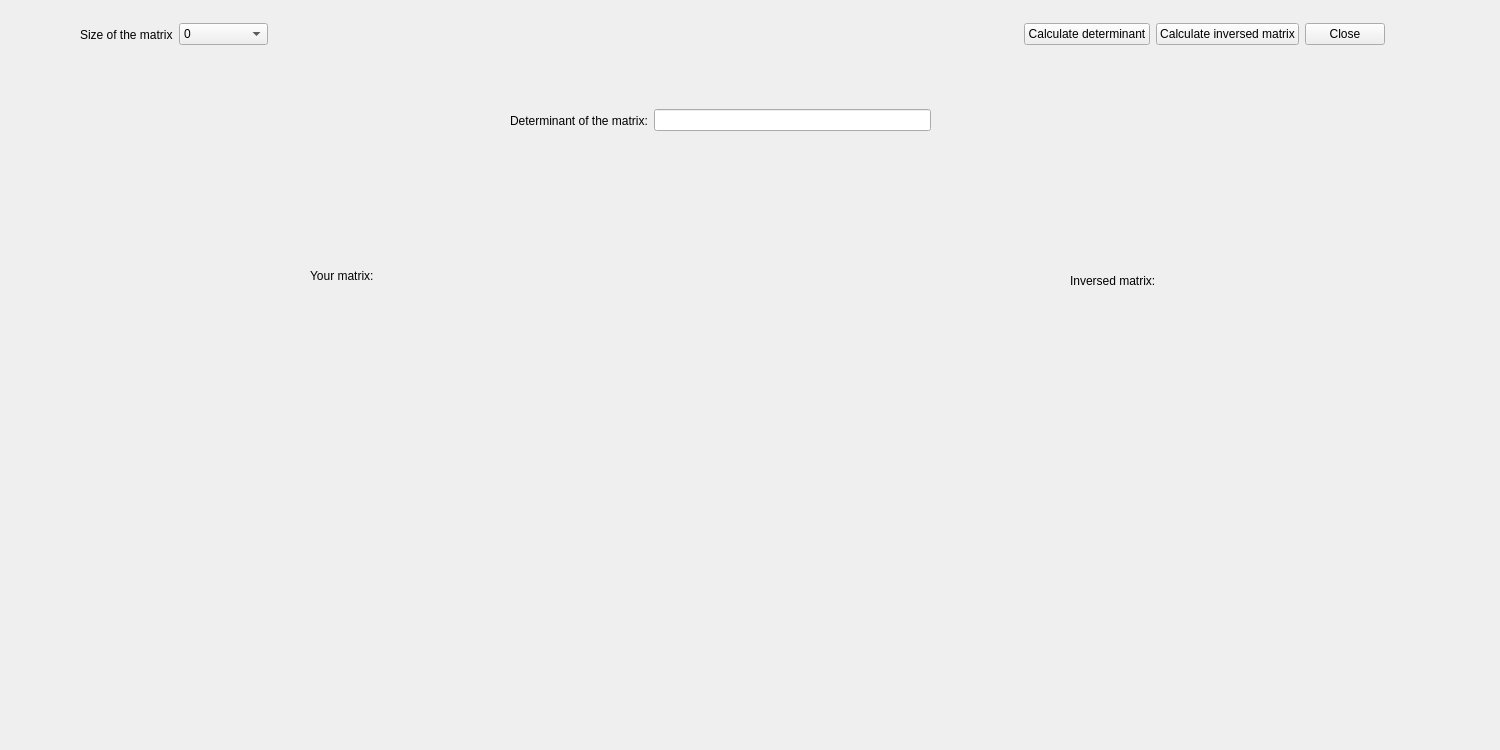
DeepL1x/CourseWork, file DetAndInverseMtrx/mainwindow.ui: the form before one commit.
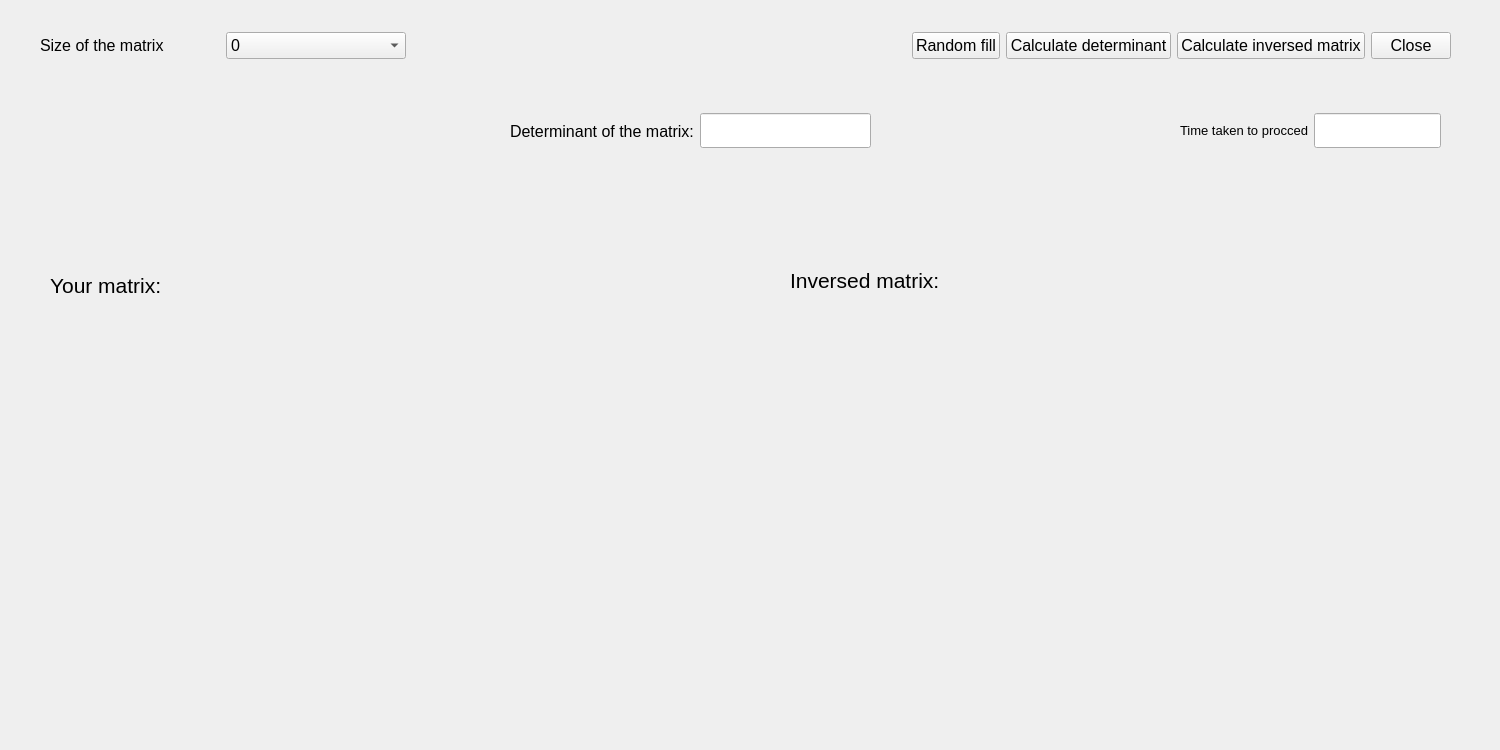
The form after the commit.

Commit message: Added random filling of matrix

Diff of the .ui file:
```diff
--- a/DetAndInverseMtrx/mainwindow.ui
+++ b/DetAndInverseMtrx/mainwindow.ui
@@ -38,12 +38,17 @@
    <widget class="QLabel" name="yourMtrxLabel">
     <property name="geometry">
      <rect>
-      <x>310</x>
-      <y>260</y>
-      <width>91</width>
+      <x>50</x>
+      <y>270</y>
+      <width>151</width>
       <height>31</height>
      </rect>
     </property>
+    <property name="font">
+     <font>
+      <pointsize>16</pointsize>
+     </font>
+    </property>
     <property name="text">
      <string>Your matrix:</string>
     </property>
@@ -51,12 +56,17 @@
    <widget class="QLabel" name="inverseMtrxLabel">
     <property name="geometry">
      <rect>
-      <x>1070</x>
+      <x>790</x>
       <y>260</y>
-      <width>101</width>
+      <width>201</width>
       <height>41</height>
      </rect>
     </property>
+    <property name="font">
+     <font>
+      <pointsize>16</pointsize>
+     </font>
+    </property>
     <property name="text">
      <string>Inversed matrix:</string>
     </property>
@@ -65,14 +75,19 @@
     <property name="geometry">
      <rect>
       <x>510</x>
-      <y>100</y>
-      <width>421</width>
-      <height>41</height>
+      <y>110</y>
+      <width>361</width>
+      <height>42</height>
      </rect>
     </property>
     <layout class="QHBoxLayout" name="DeterminantLayout">
      <item>
       <widget class="QLabel" name="detLabel">
+       <property name="font">
+        <font>
+         <pointsize>12</pointsize>
+        </font>
+       </property>
        <property name="text">
         <string>Determinant of the matrix:</string>
        </property>
@@ -83,6 +98,23 @@
      </item>
      <item>
       <widget class="QLineEdit" name="DeterminantField">
+       <property name="sizePolicy">
+        <sizepolicy hsizetype="Expanding" vsizetype="Fixed">
+         <horstretch>0</horstretch>
+         <verstretch>2</verstretch>
+        </sizepolicy>
+       </property>
+       <property name="minimumSize">
+        <size>
+         <width>0</width>
+         <height>35</height>
+        </size>
+       </property>
+       <property name="font">
+        <font>
+         <pointsize>12</pointsize>
+        </font>
+       </property>
        <property name="readOnly">
         <bool>true</bool>
        </property>
@@ -93,12 +125,17 @@
    <widget class="QLabel" name="errorLabel">
     <property name="geometry">
      <rect>
-      <x>510</x>
+      <x>320</x>
       <y>170</y>
-      <width>421</width>
-      <height>21</height>
+      <width>851</width>
+      <height>51</height>
      </rect>
     </property>
+    <property name="font">
+     <font>
+      <pointsize>16</pointsize>
+     </font>
+    </property>
     <property name="text">
      <string/>
     </property>
@@ -109,10 +146,10 @@
    <widget class="QWidget" name="layoutWidget">
     <property name="geometry">
      <rect>
-      <x>80</x>
+      <x>40</x>
       <y>20</y>
-      <width>1305</width>
-      <height>29</height>
+      <width>1411</width>
+      <height>51</height>
      </rect>
     </property>
     <layout class="QHBoxLayout" name="TopPanel">
@@ -120,6 +157,11 @@
       <layout class="QHBoxLayout" name="SizeMenu">
        <item>
         <widget class="QLabel" name="sizeOfMtrxLabel">
+         <property name="font">
+          <font>
+           <pointsize>12</pointsize>
+          </font>
+         </property>
          <property name="text">
           <string>Size of the matrix</string>
          </property>
@@ -130,6 +172,11 @@
        </item>
        <item>
         <widget class="QComboBox" name="comboBox">
+         <property name="font">
+          <font>
+           <pointsize>12</pointsize>
+          </font>
+         </property>
          <item>
           <property name="text">
            <string>0</string>
@@ -201,14 +248,31 @@
          </property>
          <property name="sizeHint" stdset="0">
           <size>
-           <width>750</width>
+             <width>500</width>
            <height>20</height>
           </size>
          </property>
         </spacer>
        </item>
+         <item>
+          <widget class="QPushButton" name="rndFillButton">
+           <property name="font">
+            <font>
+             <pointsize>12</pointsize>
+            </font>
+           </property>
+           <property name="text">
+            <string>Random fill</string>
+           </property>
+          </widget>
+         </item>
        <item>
         <widget class="QPushButton" name="detButton">
+           <property name="font">
+            <font>
+             <pointsize>12</pointsize>
+            </font>
+           </property>
          <property name="text">
           <string>Calculate determinant</string>
          </property>
@@ -216,6 +280,11 @@
        </item>
        <item>
         <widget class="QPushButton" name="inverseMtrxButton">
+           <property name="font">
+            <font>
+             <pointsize>12</pointsize>
+            </font>
+           </property>
          <property name="text">
           <string>Calculate inversed matrix</string>
          </property>
@@ -223,6 +292,11 @@
        </item>
        <item>
         <widget class="QPushButton" name="closeButton">
+           <property name="font">
+            <font>
+             <pointsize>12</pointsize>
+            </font>
+           </property>
          <property name="text">
           <string>Close</string>
          </property>
@@ -274,6 +348,40 @@
      </property>
     </layout>
    </widget>
+   <widget class="QWidget" name="">
+    <property name="geometry">
+     <rect>
+      <x>1180</x>
+      <y>110</y>
+      <width>261</width>
+      <height>41</height>
+     </rect>
+    </property>
+    <layout class="QHBoxLayout" name="horizontalLayout">
+     <item>
+      <widget class="QLabel" name="timeLabel">
+       <property name="font">
+        <font>
+         <pointsize>10</pointsize>
+        </font>
+       </property>
+       <property name="text">
+        <string>Time taken to procced</string>
+       </property>
+      </widget>
+     </item>
+     <item>
+      <widget class="QLineEdit" name="timeField">
+       <property name="minimumSize">
+        <size>
+         <width>0</width>
+         <height>35</height>
+        </size>
+       </property>
+      </widget>
+     </item>
+    </layout>
+   </widget>
   </widget>
  </widget>
  <tabstops>
```
Left out of the diff: 18 changed lines with no effect on the pictures. Lines whose indentation alone changed are shown as unchanged. The commit also changes 15 other files.
